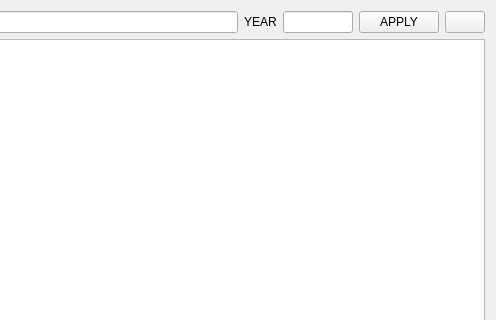
pronin-ao/mystamps, file cpp/admin.ui: the form before one commit; both pictures show x 337 to 833 and y 0 to 320 of the 833 by 628 pixel window.
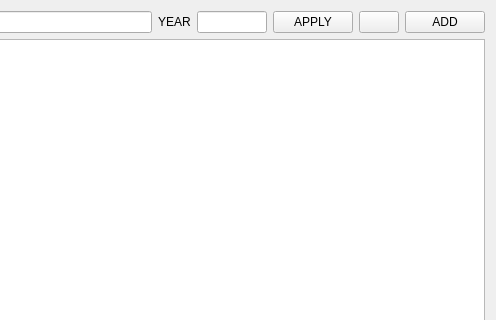
The form after the commit.

Diff of the .ui file:
```diff
--- a/cpp/admin.ui
+++ b/cpp/admin.ui
@@ -58,7 +58,14 @@
      </property>
     </widget>
    </item>
-   <item row="1" column="0" colspan="6">
+   <item row="0" column="6">
+    <widget class="QPushButton" name="add">
+     <property name="text">
+      <string>ADD</string>
+     </property>
+    </widget>
+   </item>
+   <item row="1" column="0" colspan="7">
     <widget class="QTableView" name="tableView"/>
    </item>
   </layout>
```
Left out of the diff: 18 changed lines with no effect on the pictures.
